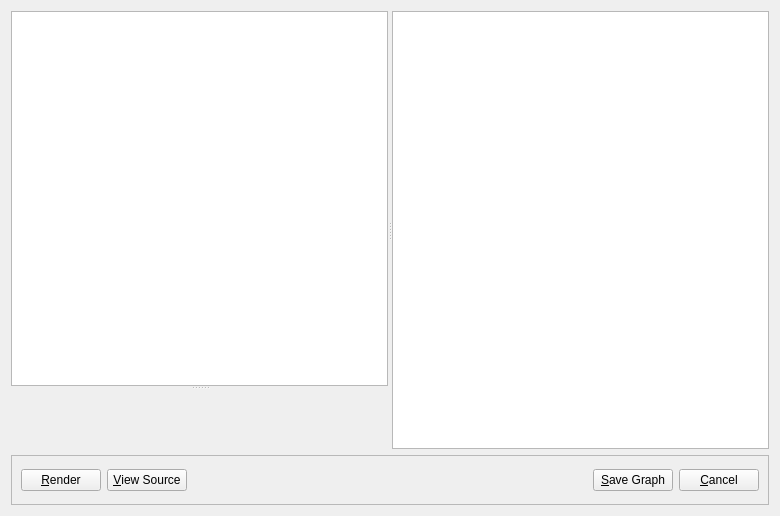
Before: the Qt Designer form editor/heightmapeditor.ui in voodooattack/ADWIF, drawn with Qt 5.
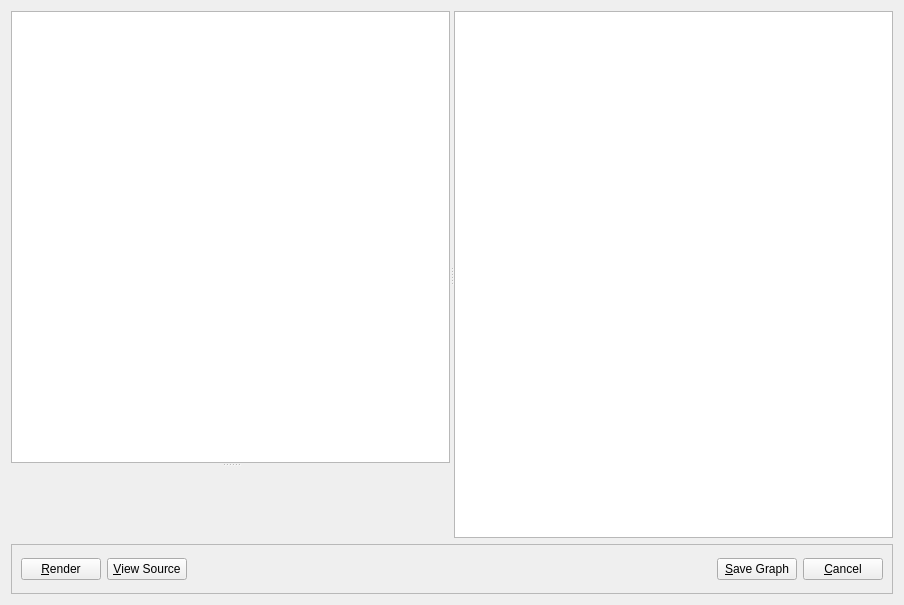
After: the same form once the commit is applied. Custom widgets are drawn as their Qt base class.

The edit to the form file:
```diff
--- a/editor/heightmapeditor.ui
+++ b/editor/heightmapeditor.ui
@@ -6,8 +6,8 @@
    <rect>
     <x>0</x>
     <y>0</y>
-    <width>780</width>
-    <height>516</height>
+    <width>904</width>
+    <height>605</height>
    </rect>
   </property>
   <property name="windowTitle">
```
